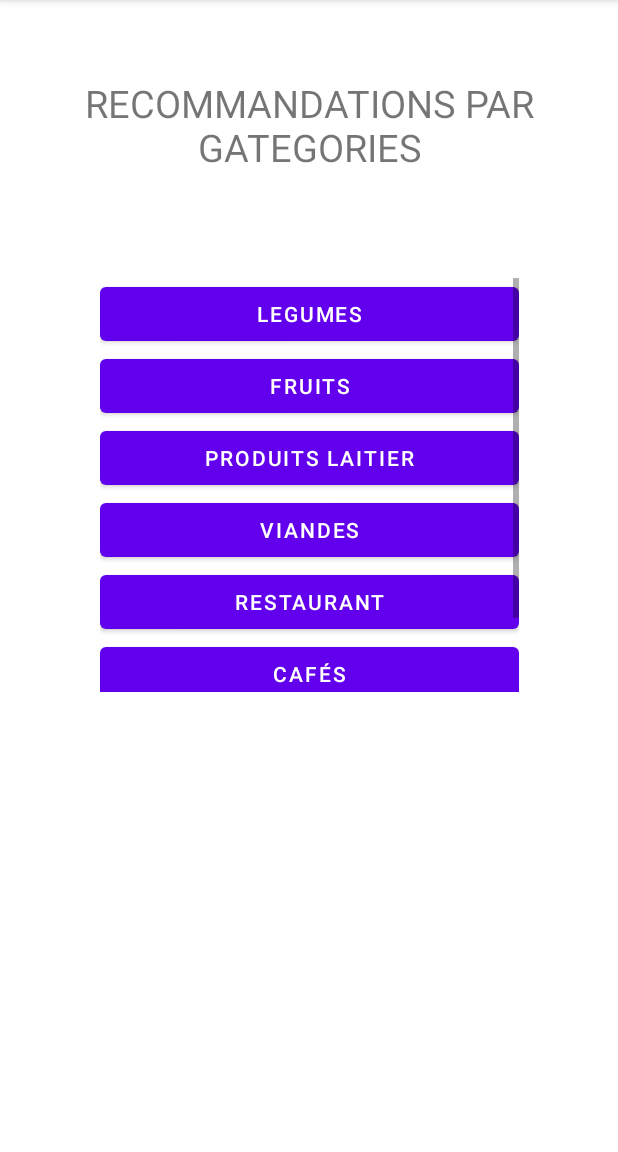
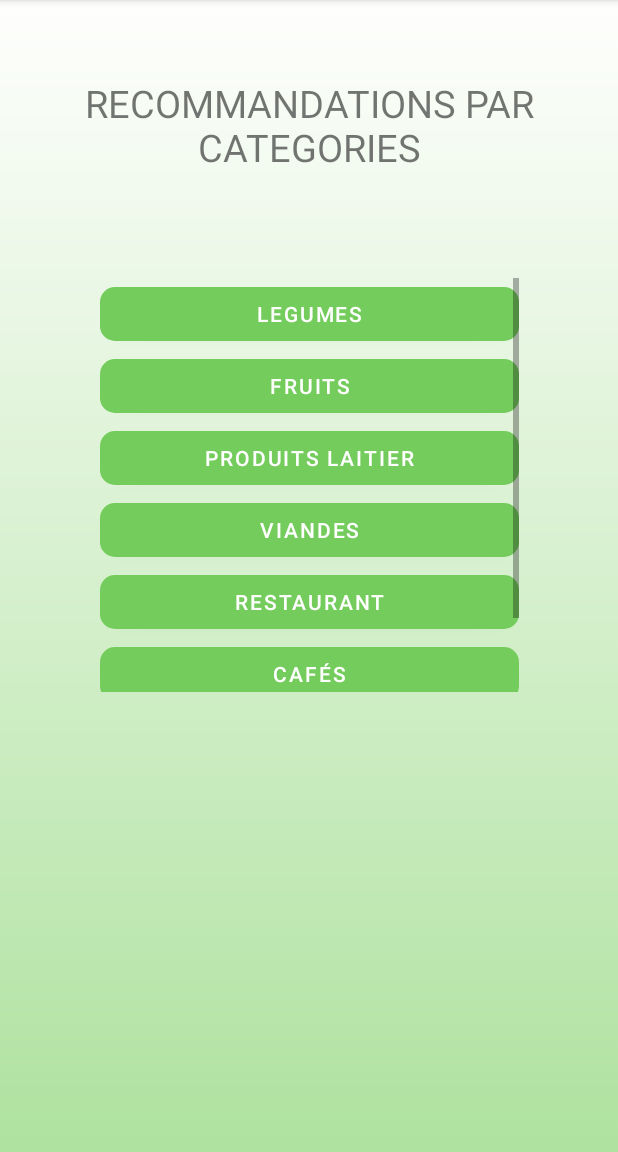
Before and after one commit to leacmrt/SHORTER, an Android app: the fragment NotificationsFragment shown on its own in the app's theme, on a phone screen of 412 x 824 dp, the part 84-1236 px from its top. Run offline under Robolectric (Android 15) with nearby library versions, the phone set to English and light mode, and no system bars.

Commit message:
design fin

```diff
--- a/app/src/main/res/layout/fragment_notifications.xml
+++ b/app/src/main/res/layout/fragment_notifications.xml
@@ -4,6 +4,7 @@
     xmlns:tools="http://schemas.android.com/tools"
     android:layout_width="match_parent"
     android:layout_height="match_parent"
+    android:background="@drawable/fond_login_vierge"
     tools:context=".ui.notifications.NotificationsFragment">
 
 
@@ -29,42 +30,70 @@
                 android:id="@+id/button11"
                 android:layout_width="match_parent"
                 android:layout_height="wrap_content"
-                android:text="Legumes" />
+                android:text="Legumes"
+                android:textColor="#FFFFFF"
+                app:backgroundTint="#74CC5C"
+                app:cornerRadius="10dp"
+                app:strokeColor="#00FFFFFF"/>
 
             <Button
                 android:id="@+id/button10"
                 android:layout_width="match_parent"
                 android:layout_height="wrap_content"
-                android:text="Fruits" />
+                android:text="Fruits"
+                android:textColor="#FFFFFF"
+                app:backgroundTint="#74CC5C"
+                app:cornerRadius="10dp"
+                app:strokeColor="#00FFFFFF"/>
 
             <Button
                 android:id="@+id/button9"
                 android:layout_width="match_parent"
                 android:layout_height="wrap_content"
-                android:text="Produits Laitier" />
+                android:text="Produits Laitier"
+                android:textColor="#FFFFFF"
+                app:backgroundTint="#74CC5C"
+                app:cornerRadius="10dp"
+                app:strokeColor="#00FFFFFF"/>
 
             <Button
                 android:id="@+id/button8"
                 android:layout_width="match_parent"
                 android:layout_height="wrap_content"
-                android:text="Viandes" />
+                android:text="Viandes"
+                android:textColor="#FFFFFF"
+                app:backgroundTint="#74CC5C"
+                app:cornerRadius="10dp"
+                app:strokeColor="#00FFFFFF"/>
 
             <Button
                 android:id="@+id/button7"
                 android:layout_width="match_parent"
                 android:layout_height="wrap_content"
-                android:text="Restaurant" />
+                android:text="Restaurant"
+                android:textColor="#FFFFFF"
+                app:backgroundTint="#74CC5C"
+                app:cornerRadius="10dp"
+                app:strokeColor="#00FFFFFF"/>
 
             <Button
                 android:id="@+id/button6"
                 android:layout_width="match_parent"
                 android:layout_height="wrap_content"
-                android:text="Cafés" />
+                android:text="Cafés"
+                android:textColor="#FFFFFF"
+                app:backgroundTint="#74CC5C"
+                app:cornerRadius="10dp"
+                app:strokeColor="#00FFFFFF"/>
             <Button
                 android:id="@+id/buttonbudget"
                 android:layout_width="match_parent"
                 android:layout_height="wrap_content"
-                android:text="Budget" />
+                android:text="Budget"
+                android:textColor="#FFFFFF"
+                app:backgroundTint="#74CC5C"
+                app:cornerRadius="10dp"
+                app:strokeColor="#00FFFFFF"/>
 
 
             />
@@ -77,7 +106,7 @@
         android:layout_height="wrap_content"
         android:layout_marginTop="51dp"
         android:layout_marginBottom="17dp"
-        android:text="RECOMMANDATIONS PAR GATEGORIES"
+        android:text="RECOMMANDATIONS PAR CATEGORIES"
         android:textAlignment="center"
         android:textSize="25dp"
         app:layout_constraintBottom_toTopOf="@+id/scrollView2"
--- a/app/src/main/res/layout/main2.xml
+++ b/app/src/main/res/layout/main2.xml
@@ -1,5 +1,6 @@
 <?xml version="1.0" encoding="utf-8"?>
 <RelativeLayout xmlns:android="http://schemas.android.com/apk/res/android"
+    xmlns:app="http://schemas.android.com/apk/res-auto"
     xmlns:tools="http://schemas.android.com/tools"
     android:layout_width="match_parent"
     android:layout_height="match_parent"
@@ -24,6 +25,10 @@
         android:layout_height="wrap_content"
         android:layout_alignParentEnd="true"
         android:layout_alignParentRight="true"
+        android:textColor="#FFFFFF"
+        app:backgroundTint="#74CC5C"
+        app:cornerRadius="10dp"
+        app:strokeColor="#00FFFFFF"
         android:text="Search" />
 
 
```
Also changed, not shown: app/src/main/res/layout/fragment_avis.xml (+13 -4 lines), app/src/main/res/layout/fragment_select_item.xml (+7 -3 lines).
